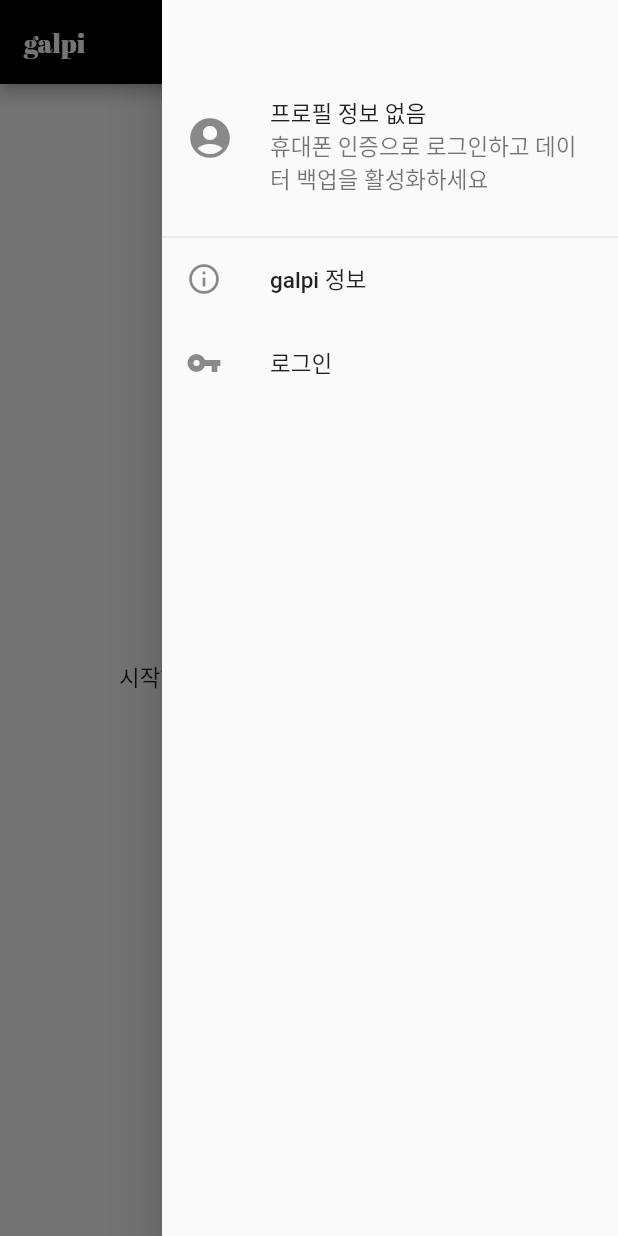
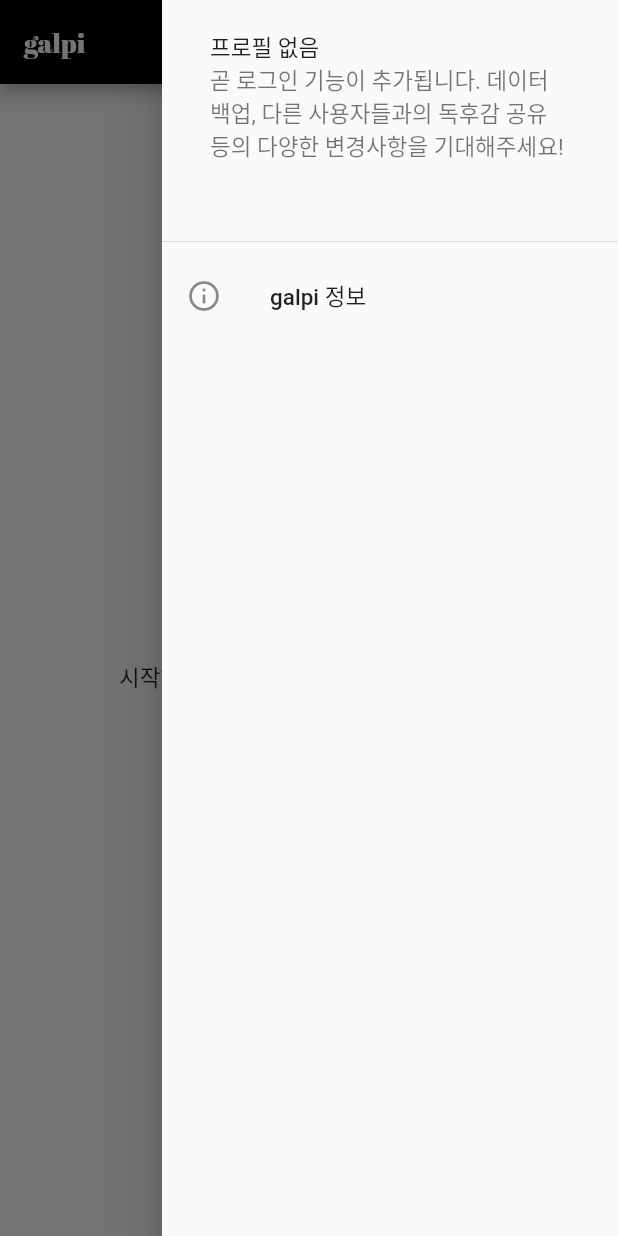
Before and after one commit to heejongahn/galpi, a Flutter app: the screen it shows after launch, with the side drawer open, on a phone screen of 412 x 824 dp. Run offline on Flutter 3.47's test engine with Material 2 defaults, Android fonts, the phone set to English and light mode, and no system bars; our stand-ins replace firebase_auth, package_info, rxdart, shared_preferences, sqflite, tuple and 1 more; accounts and stored records are empty; Roboto replaces fonts that are missing (SpoqaHan-Sans).

```diff
--- a/lib/components/main_drawer/index.dart
+++ b/lib/components/main_drawer/index.dart
@@ -68,37 +68,47 @@ class MainDrawer extends StatelessWidget {
         child: ListView(
           padding: EdgeInsets.zero,
           children: <Widget>[
-            Container(
-              decoration: BoxDecoration(
-                border: Border(
-                  bottom: Divider.createBorderSide(context),
+            // Container(
+            //   decoration: BoxDecoration(
+            //     border: Border(
+            //       bottom: Divider.createBorderSide(context),
+            //     ),
+            //   ),
+            //   padding: EdgeInsets.fromLTRB(0, 60, 0, 24),
+            //   child: ListTile(
+            //     leading: Icon(Icons.account_circle, size: 32),
+            //     title: Text(drawerHeaderTitle),
+            //     subtitle: Text(drawerHeaderSubtitle),
+            //     trailing: isAuthenticated
+            //         ? buildNicknameSettingButton(
+            //             context: context,
+            //             onChangeDisplayName: onChangeDisplayName,
+            //             currentDisplayName: userRepository.user.displayName)
+            //         : null,
+            //   ),
+            // ),
+            DrawerHeader(
+              child: ListTile(
+                title: Text(
+                  '프로필 없음',
                 ),
-              ),
-              padding: EdgeInsets.fromLTRB(0, 60, 0, 24),
-              child: ListTile(
-                leading: Icon(Icons.account_circle, size: 32),
-                title: Text(drawerHeaderTitle),
-                subtitle: Text(drawerHeaderSubtitle),
-                trailing: isAuthenticated
-                    ? buildNicknameSettingButton(
-                        context: context,
-                        onChangeDisplayName: onChangeDisplayName,
-                        currentDisplayName: userRepository.user.displayName)
-                    : null,
+                subtitle: Text(
+                  '곧 로그인 기능이 추가됩니다. 데이터 백업, 다른 사용자들과의 독후감 공유 등의 다양한 변경사항을 기대해주세요!',
+                ),
               ),
             ),
             buildAboutListTile(),
-            isAuthenticated
-                ? ListTile(
-                    leading: Icon(Icons.exit_to_app),
-                    title: Text('로그아웃'),
-                    onTap: onSignOut,
-                  )
-                : ListTile(
-                    leading: Icon(Icons.vpn_key),
-                    title: Text('로그인'),
-                    onTap: onClickSignIn,
-                  ),
+            // isAuthenticated
+            //     ? ListTile(
+            //         leading: Icon(Icons.exit_to_app),
+            //         title: Text('로그아웃'),
+            //         onTap: onSignOut,
+            //       )
+            //     : ListTile(
+            //         leading: Icon(Icons.vpn_key),
+            //         title: Text('로그인'),
+            //         onTap: onClickSignIn,
+            //       ),
           ],
         ),
       );
```
